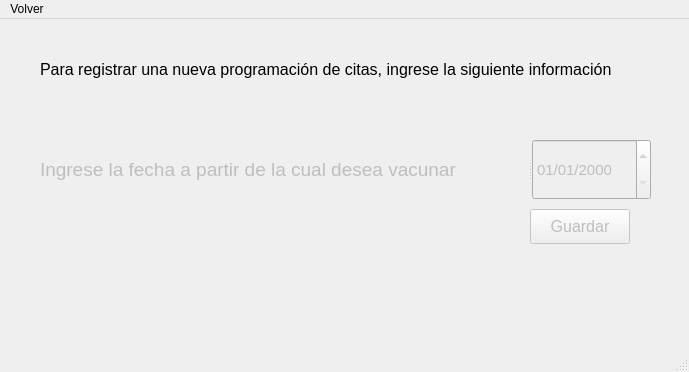
Qt form frontend/user_interface/crearProgramacionVacunacion.ui (alpha231/UNAL_POO_2021-1) before a commit.
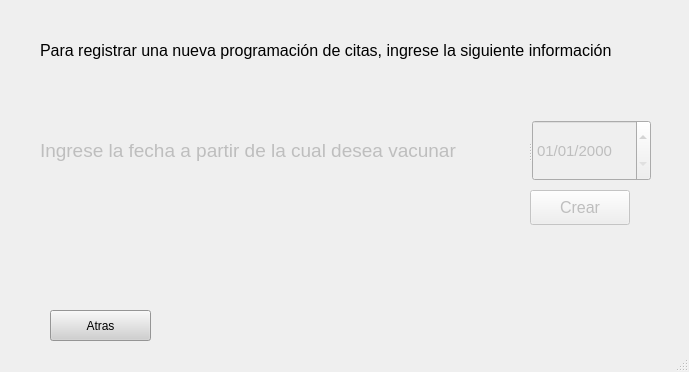
The same form after that commit.

Commit message: implementacion de modulo de programacion de vacuna

```diff
--- a/frontend/user_interface/crearProgramacionVacunacion.ui
+++ b/frontend/user_interface/crearProgramacionVacunacion.ui
@@ -35,7 +35,7 @@
      </font>
     </property>
     <property name="text">
-     <string>Guardar</string>
+     <string>Crear</string>
     </property>
    </widget>
    <widget class="QSplitter" name="splitter_3">
@@ -132,22 +132,22 @@
      <string>&lt;html&gt;&lt;head/&gt;&lt;body&gt;&lt;p align=&quot;center&quot;&gt;&lt;span style=&quot; color:#aa0000;&quot;&gt;&lt;br/&gt;&lt;/span&gt;&lt;/p&gt;&lt;/body&gt;&lt;/html&gt;</string>
     </property>
    </widget>
-  </widget>
-  <widget class="QMenuBar" name="menubar">
+   <widget class="QPushButton" name="buttonAtras">
    <property name="geometry">
     <rect>
-     <x>0</x>
-     <y>0</y>
-     <width>689</width>
-     <height>21</height>
-    </rect>
-   </property>
-   <widget class="QMenu" name="menuVolver">
-    <property name="title">
-     <string>Volver</string>
+      <x>50</x>
+      <y>310</y>
+      <width>101</width>
+      <height>31</height>
+     </rect>
+    </property>
+    <property name="styleSheet">
+     <string notr="true">background-color: rgb(208, 208, 208);</string>
+    </property>
+    <property name="text">
+     <string>Atras</string>
     </property>
    </widget>
-   <addaction name="menuVolver"/>
   </widget>
   <widget class="QStatusBar" name="statusbar"/>
  </widget>
```
Left out of the diff: 6 changed lines with no effect on the pictures. Lines whose indentation alone changed are shown as unchanged. The commit also changes 8 other files.
